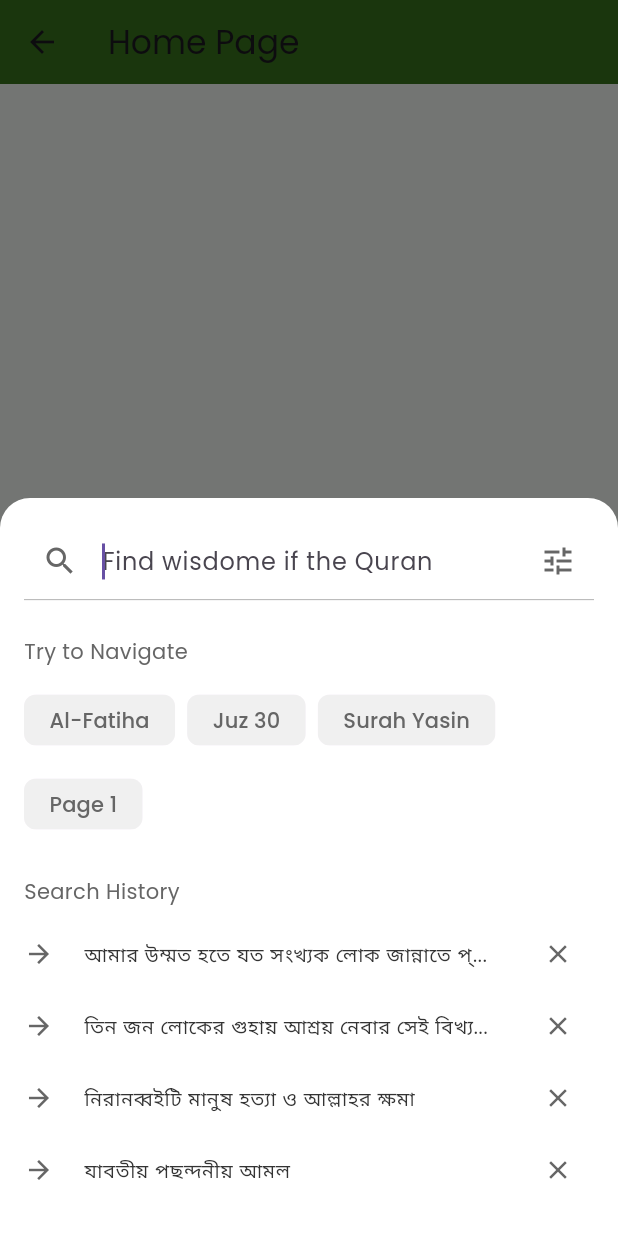
After one commit to shakilmahmud10/shakil_new, a Flutter app: the BottomSheetSearch screen opened directly, after a tap on "Search Bottom Sheet", on a phone screen of 412 x 824 dp. The commit adds this screen. Run offline on Flutter 3.47's test engine with Material 3 defaults, Android fonts, the phone set to English and light mode, and no system bars; our stand-ins replace flutter_svg.

Commit message:
BottmSheet updated

```diff
--- /dev/null
+++ b/lib/project_pages/search_bottom_sheet.dart
@@ -0,0 +1,540 @@
+import 'package:flutter/material.dart';
+
+// --- Color Constants (Color Palette) ---
+// Primary Color: darkOliveGreen
+const Color primaryColor = Color(0xFF38761D);
+// Secondary Color: veryDarkGray (Text/Icon)
+const Color secondaryColor = Color(0xFF333333);
+// PureWhite
+const Color pureWhite = Color(0xFFFFFFFF);
+// Grey1 (mediumGray)
+const Color grey1 = Color(0xFF666666);
+// Light Gray (For borders/dividers)
+const Color lightGray = Color(0xFF999999);
+// 3rd Color / Background Fill (veryLightGray)
+const Color backgroundFill = Color(0xFFF0F0F0);
+// lightMintGreen (Unused, removed for simplicity, but kept for reference)
+// const Color lightMintGreen = Color(0xFFE8F5E9);
+
+// Old names mapped to new names for consistency
+const Color darkOliveGreen = primaryColor;
+const Color veryDarkGray = secondaryColor;
+const Color mediumGray = grey1;
+const Color veryLightGray = backgroundFill;
+
+void main() {
+  runApp(const HadithApp());
+}
+
+class HadithApp extends StatelessWidget {
+  const HadithApp({super.key});
+
+  @override
+  Widget build(BuildContext context) {
+    return MaterialApp(
+      title: 'Al Hadith',
+      theme: ThemeData(
+        // Primary Swatch updated to use the primaryColor
+        primaryColor: primaryColor,
+        scaffoldBackgroundColor: pureWhite,
+        colorScheme: ColorScheme.fromSwatch(
+          primarySwatch: Colors.green,
+        ).copyWith(
+          primary: primaryColor,
+          secondary: primaryColor, // Secondary color often matches primary
+        ),
+      ),
+      debugShowCheckedModeBanner: false,
+      home: const BottomSheetSearch(),
+    );
+  }
+}
+
+class BottomSheetSearch extends StatelessWidget {
+  const BottomSheetSearch({super.key});
+
+  // Method to show the bottom sheet
+  void _showSearchModal(BuildContext context) {
+    showModalBottomSheet(
+      context: context,
+      isScrollControlled: true,
+      backgroundColor: Colors.transparent,
+      // Sheet content will automatically be responsive due to isScrollControlled: true
+      builder: (context) {
+        return SearchBottomSheet();
+      },
+    );
+  }
+
+  @override
+  Widget build(BuildContext context) {
+    return Scaffold(
+      appBar: AppBar(
+        title: const Text("Home Page"),
+        backgroundColor: darkOliveGreen,
+      ),
+      body: Center(
+        child: ElevatedButton(
+          onPressed: () => _showSearchModal(context),
+          style: ElevatedButton.styleFrom(
+            backgroundColor: darkOliveGreen,
+            padding: const EdgeInsets.symmetric(horizontal: 24, vertical: 12),
+            textStyle: const TextStyle(fontSize: 16),
+          ),
+          child: const Text("Search Bottom Sheet"),
+        ),
+      ),
+    );
+  }
+}
+
+// --- Search Modal Bottom Sheet ---
+
+class SearchBottomSheet extends StatefulWidget {
+  const SearchBottomSheet({super.key});
+
+  @override
+  State<SearchBottomSheet> createState() => _SearchBottomSheetState();
+}
+
+class _SearchBottomSheetState extends State<SearchBottomSheet> {
+  bool _isFilterPanelVisible = false;
+  int _searchInValue = 0; // 0=Translation, 1=Tafsir, 2=Arabic
+  int _searchTypeValue = 1; // 0=Exact, 1=Partial
+
+  // *** 1. পরিবর্তন: ড্রপডাউনের সিলেক্টেড ভ্যালু সংরক্ষণের জন্য নতুন state ভ্যারিয়েবল। ***
+  // এগুলিকে nullable (String?) রাখা হয়েছে কারণ প্রথমে কোনো আইটেম সিলেক্ট করা থাকে না।
+  String? _selectedBook;
+  String? _selectedTafsir;
+
+  // History list state variable for deletion
+  final List<String> _historyList = [
+    "আমার উম্মত হতে যত সংখ্যক লোক জান্নাতে প্রবেশ করবে তার বর্ণনা।",
+    "তিন জন লোকের গুহায় আশ্রয় নেবার সেই বিখ্যাত এবং শিক্ষণীয় ঘটনা",
+    "নিরানব্বইটি মানুষ হত্যা ও আল্লাহর ক্ষমা",
+    "যাবতীয় পছন্দনীয় আমল"
+  ];
+
+  void _toggleFilterPanel() {
+    setState(() {
+      _isFilterPanelVisible = !_isFilterPanelVisible;
+    });
+  }
+
+  // Helper Method for Truncation
+  String _getDisplayHistoryText(String text) {
+    const int maxLength = 50;
+    const int truncationLength = 40;
+    if (text.length > maxLength) {
+      return '${text.substring(0, truncationLength)}...';
+    }
+    return text;
+  }
+
+  // Helper Method for Deleting History Item
+  void _deleteHistoryItem(String itemToRemove) {
+    setState(() {
+      _historyList.remove(itemToRemove);
+    });
+  }
+
+  @override
+  Widget build(BuildContext context) {
+    // build মেথডে কোনো পরিবর্তন নেই...
+    return Container(
+      decoration: const BoxDecoration(
+        color: pureWhite,
+        borderRadius: BorderRadius.vertical(top: Radius.circular(20.0)),
+      ),
+      child: ClipRRect(
+        borderRadius: const BorderRadius.vertical(top: Radius.circular(20.0)),
+        child: SingleChildScrollView(
+          child: Padding(
+            padding: EdgeInsets.fromLTRB(16.0, 16.0, 16.0,
+                20.0 + MediaQuery.of(context).viewInsets.bottom),
+            child: Column(
+              crossAxisAlignment: CrossAxisAlignment.start,
+              mainAxisSize: MainAxisSize.min,
+              children: [
+                _buildSheetSearchBar(),
+                const SizedBox(height: 24.0),
+                AnimatedSize(
+                  duration: const Duration(milliseconds: 300),
+                  curve: Curves.easeInOut,
+                  child: AnimatedSwitcher(
+                    duration: const Duration(milliseconds: 300),
+                    transitionBuilder:
+                        (Widget child, Animation<double> animation) {
+                      final isFilterPanel =
+                          child.key == const ValueKey('filter_panel');
+
+                      final offsetAnimation = Tween<Offset>(
+                        begin: isFilterPanel
+                            ? const Offset(0.5, 0.0)
+                            : const Offset(-0.5, 0.0),
+                        end: Offset.zero,
+                      ).animate(animation);
+
+                      return SlideTransition(
+                        position: offsetAnimation,
+                        child: FadeTransition(
+                          opacity: animation,
+                          child: child,
+                        ),
+                      );
+                    },
+                    child: _isFilterPanelVisible
+                        ? _buildFilterPanelView()
+                        : _buildSearchPanelView(),
+                  ),
+                ),
+              ],
+            ),
+          ),
+        ),
+      ),
+    );
+  }
+
+  // >>> নিচের মেথডগুলোতে কোনো পরিবর্তন করা হয়নি
+  Widget _buildSheetSearchBar() {
+    return TextField(
+      autofocus: true,
+      decoration: InputDecoration(
+        hintText: "Find wisdome if the Quran",
+        prefixIcon: const Icon(Icons.search, color: mediumGray),
+        suffixIcon: IconButton(
+          icon: Icon(
+            Icons.tune_sharp,
+            color: _isFilterPanelVisible ? darkOliveGreen : mediumGray,
+          ),
+          onPressed: _toggleFilterPanel,
+        ),
+        filled: false,
+        border: const UnderlineInputBorder(
+          borderSide: BorderSide(color: lightGray, width: 0.5),
+        ),
+        focusedBorder: const UnderlineInputBorder(
+          borderSide: BorderSide(color: lightGray, width: 0.5),
+        ),
+        enabledBorder: const UnderlineInputBorder(
+          borderSide: BorderSide(color: lightGray, width: 0.5),
+        ),
+        contentPadding: const EdgeInsets.symmetric(vertical: 14, horizontal: 0),
+      ),
+      style: const TextStyle(color: veryDarkGray, fontSize: 16),
+    );
+  }
+
+  Widget _buildSearchPanelView() {
+    final navChips = ["Al-Fatiha", "Juz 30", "Surah Yasin", "Page 1"];
+
+    return Column(
+      key: const ValueKey('search_panel'),
+      crossAxisAlignment: CrossAxisAlignment.start,
+      children: [
+        const Text("Try to Navigate", style: TextStyle(color: mediumGray)),
+        const SizedBox(height: 12.0),
+        Wrap(
+          spacing: 8.0,
+          runSpacing: 8.0,
+          children: navChips.map((label) => _buildPanelChip(label)).toList(),
+        ),
+        const SizedBox(height: 24.0),
+        const Text("Search History", style: TextStyle(color: mediumGray)),
+        const SizedBox(height: 8.0),
+        Column(
+          children: _historyList.map((item) {
+            final displayText = _getDisplayHistoryText(item);
+
+            return ListTile(
+              leading: const Icon(Icons.arrow_forward_sharp,
+                  size: 20.0, color: mediumGray),
+              title: Text(
+                displayText,
+                style: const TextStyle(color: veryDarkGray),
+                maxLines: 1,
+              ),
+              trailing: IconButton(
+                icon: const Icon(Icons.close, color: mediumGray, size: 20.0),
+                onPressed: () {
+                  _deleteHistoryItem(item);
+                },
+                constraints: const BoxConstraints(),
+                padding: const EdgeInsets.all(8.0),
+                splashRadius: 20.0,
+              ),
+              contentPadding: EdgeInsets.zero,
+              dense: true,
+              onTap: () {},
+            );
+          }).toList(),
+        )
+      ],
+    );
+  }
+
+  // --- মেথডগুলোতে পরিবর্তন করা হয়েছে ---
+
+  Widget _buildFilterPanelView() {
+    // *** 2. পরিবর্তন: ড্রপডাউনের জন্য ডামি ডেটা লিস্ট তৈরি করা হয়েছে। ***
+    final List<String> bookItems = [
+      'সহীহ বুখারী',
+      'সহীহ মুসলিম',
+      'সুনানে আবু দাউদ',
+      'জামে আত-তিরমিযী'
+    ];
+    final List<String> tafsirItems = [
+      'তাফসীর ইবনে কাসীর',
+      'তাফসীরে জালালাইন',
+      'তাফসীর আল-তাবারি',
+      'ফী যিলালিল কোরআন'
+    ];
+
+    return Column(
+      key: const ValueKey('filter_panel'),
+      crossAxisAlignment: CrossAxisAlignment.start,
+      children: [
+        Row(
+          crossAxisAlignment: CrossAxisAlignment.start,
+          children: [
+            Expanded(
+              child: Column(
+                crossAxisAlignment: CrossAxisAlignment.start,
+                children: [
+                  const Text("Search In",
+                      style: TextStyle(
+                          fontWeight: FontWeight.w500,
+                          color: veryDarkGray,
+                          fontSize: 14)),
+                  const SizedBox(height: 8.0),
+                  _buildSearchInRadio("Translation Match", 0),
+                  _buildSearchInRadio("Tafsir Match", 1),
+                  _buildSearchInRadio("Arabic Match", 2),
+                ],
+              ),
+            ),
+            const SizedBox(width: 16.0),
+            Expanded(
+              child: Column(
+                crossAxisAlignment: CrossAxisAlignment.start,
+                children: [
+                  const Text("Select Search Type",
+                      style: TextStyle(
+                          fontWeight: FontWeight.w500,
+                          color: veryDarkGray,
+                          fontSize: 14)),
+                  const SizedBox(height: 8.0),
+                  _buildSearchTypeRadio("Exact Match", 0),
+                  _buildSearchTypeRadio("Partial Match", 1),
+                ],
+              ),
+            ),
+          ],
+        ),
+        const SizedBox(height: 20.0),
+        // আপনার পুরোনো কোডে 'Search by Surah' ছিল, আমি এটিকে আগের 'হাদিস গ্রন্থসমূহ...' দিয়ে প্রতিস্থাপন করেছি।
+        const Text("হাদিস গ্রন্থসমূহ সিলেক্ট করুন",
+            style: TextStyle(fontWeight: FontWeight.w500, color: veryDarkGray)),
+        const SizedBox(height: 8.0),
+
+        // *** 3. পরিবর্তন: _buildDropdown মেথডে নতুন প্যারামিটার পাস করা হয়েছে। ***
+        _buildDropdown(
+          hint: "বই সিলেক্ট করুন",
+          value: _selectedBook,
+          items: bookItems,
+          onChanged: (newValue) {
+            // setState ব্যবহার করে সিলেক্টেড বইয়ের ভ্যালু আপডেট করা হচ্ছে।
+            setState(() {
+              _selectedBook = newValue;
+            });
+          },
+        ),
+
+        const SizedBox(height: 16.0),
+        // আপনার পুরোনো কোডে 'Tafsir Select' ছিল, আমি এটিকে আগের 'তাহকিক সিলেক্ট...' দিয়ে প্রতিস্থাপন করেছি।
+        const Text("তাহকিক সিলেক্ট করুন",
+            style: TextStyle(fontWeight: FontWeight.w500, color: veryDarkGray)),
+        const SizedBox(height: 8.0),
+
+        // *** 4. পরিবর্তন: দ্বিতীয় ড্রপডাউনের জন্যেও একই কাজ করা হয়েছে। ***
+        _buildDropdown(
+          hint: "তাফসীর সিলেক্ট করুন",
+          value: _selectedTafsir,
+          items: tafsirItems,
+          onChanged: (newValue) {
+            // setState ব্যবহার করে সিলেক্টেড তাফসীরের ভ্যালু আপডেট করা হচ্ছে।
+            setState(() {
+              _selectedTafsir = newValue;
+            });
+          },
+        ),
+
+        const SizedBox(height: 26.0),
+        Row(
+          children: [
+            Expanded(
+              child: ElevatedButton(
+                onPressed: () {},
+                style: ElevatedButton.styleFrom(
+                  elevation: 0,
+                  backgroundColor: backgroundFill,
+                  foregroundColor: veryDarkGray,
+                  shape: RoundedRectangleBorder(
+                      borderRadius: BorderRadius.circular(8)),
+                  padding: const EdgeInsets.symmetric(vertical: 12),
+                ),
+                child: const Text("ক্যান্সেল"),
+              ),
+            ),
+            const SizedBox(width: 16.0),
+            Expanded(
+              child: ElevatedButton(
+                onPressed: () {},
+                style: ElevatedButton.styleFrom(
+                  elevation: 0,
+                  backgroundColor: primaryColor,
+                  foregroundColor: pureWhite,
+                  shape: RoundedRectangleBorder(
+                      borderRadius: BorderRadius.circular(8)),
+                  padding: const EdgeInsets.symmetric(vertical: 12),
+                ),
+                child: const Text("অ্যাপ্লাই"),
+              ),
+            ),
+          ],
+        ),
+      ],
+    );
+  }
+
+  // >>> নিচের মেথডগুলোতে কোনো পরিবর্তন করা হয়নি
+  Widget _buildPanelChip(String label) {
+    return ActionChip(
+      label: Text(label),
+      onPressed: () {},
+      backgroundColor: veryLightGray,
+      labelStyle: const TextStyle(color: mediumGray),
+      shape: RoundedRectangleBorder(
+        borderRadius: BorderRadius.circular(8.0),
+        side: const BorderSide(color: Colors.transparent),
+      ),
+      padding: const EdgeInsets.symmetric(horizontal: 8),
+    );
+  }
+
+  Widget _buildSearchInRadio(String title, int value) {
+    return Row(
+      children: [
+        Radio<int>(
+          value: value,
+          groupValue: _searchInValue,
+          onChanged: (int? newValue) {
+            setState(() => _searchInValue = newValue!);
+          },
+          activeColor: darkOliveGreen,
+          fillColor: MaterialStateProperty.resolveWith<Color>((states) {
+            if (states.contains(MaterialState.selected)) {
+              return darkOliveGreen;
+            }
+            return mediumGray;
+          }),
+          visualDensity: const VisualDensity(
+            horizontal: VisualDensity.minimumDensity,
+            vertical: VisualDensity.minimumDensity,
+          ),
+        ),
+        Expanded(
+          child: GestureDetector(
+            onTap: () {
+              setState(() => _searchInValue = value);
+            },
+            child: Text(
+              title,
+              style: const TextStyle(color: veryDarkGray, fontSize: 13),
+            ),
+          ),
+        ),
+      ],
+    );
+  }
+
+  Widget _buildSearchTypeRadio(String title, int value) {
+    return Row(
+      children: [
+        Radio<int>(
+          value: value,
+          groupValue: _searchTypeValue,
+          onChanged: (int? newValue) {
+            setState(() => _searchTypeValue = newValue!);
+          },
+          activeColor: darkOliveGreen,
+          fillColor: MaterialStateProperty.resolveWith<Color>((states) {
+            if (states.contains(MaterialState.selected)) {
+              return darkOliveGreen;
+            }
+            return mediumGray;
+          }),
+          visualDensity: const VisualDensity(
+            horizontal: VisualDensity.minimumDensity,
+            vertical: VisualDensity.minimumDensity,
+          ),
+        ),
+        Expanded(
+          child: GestureDetector(
+            onTap: () {
+              setState(() => _searchTypeValue = value);
+            },
+            child: Text(
+              title,
+              style: const TextStyle(color: veryDarkGray, fontSize: 13),
+            ),
+          ),
+        ),
+      ],
+    );
+  }
+
+  // *** 5. পরিবর্তন: _buildDropdown মেথডটি state পরিচালনার জন্য আপডেট করা হয়েছে। ***
+  /// এটি এখন hint, value, item list এবং onChanged ফাংশন প্যারামিটার হিসেবে গ্রহণ করে।
+  Widget _buildDropdown({
+    required String hint,
+    required String? value,
+    required List<String> items,
+    required ValueChanged<String?> onChanged,
+  }) {
+    return DropdownButtonFormField<String>(
+      // Style for the dropdown menu itself
+      dropdownColor: pureWhite,
+      hint: Text(hint, style: const TextStyle(color: mediumGray)),
+      icon: const Icon(Icons.keyboard_arrow_down, color: mediumGray),
+      // The currently selected value
+      value: value,
+      decoration: InputDecoration(
+        filled: true,
+        fillColor: veryLightGray,
+        border: OutlineInputBorder(
+          borderRadius: BorderRadius.circular(8.0),
+          borderSide: BorderSide.none,
+        ),
+        contentPadding: const EdgeInsets.symmetric(horizontal: 12.0),
+      ),
+      // আইটেম লিস্ট ম্যাপ করে DropdownMenuItem তৈরি করা হচ্ছে।
+      items: items.map((String item) {
+        return DropdownMenuItem<String>(
+          value: item,
+          child: Text(
+            item,
+            // ড্রপডাউন আইটেমের টেক্সট স্টাইল।
+            style: const TextStyle(
+              color: veryDarkGray, // Main text color
+              fontSize: 14,
+            ),
+          ),
+        );
+      }).toList(),
+      // যখন একটি নতুন আইটেম সিলেক্ট করা হয়, তখন এই ফাংশন কল হয়।
+      onChanged: onChanged,
+    );
+  }
+}
```
Also changed, not shown: lib/project_pages/all_project_pages.dart (+14 -7 lines).
